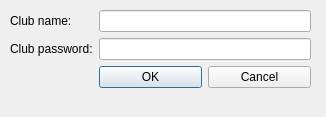
First picture: the form in qt-client/createclub.ui, repository paunovic/chipup-poker, before the edit.
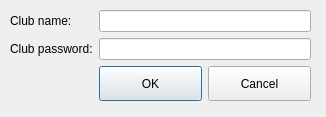
Second picture: the form after the edit.

Commit message: clean up club create window add headers add the entire set of menus

```diff
--- a/qt-client/createclub.ui
+++ b/qt-client/createclub.ui
@@ -50,6 +50,12 @@
      <layout class="QHBoxLayout" name="horizontalLayout">
       <item>
        <widget class="QPushButton" name="btOk">
+        <property name="minimumSize">
+         <size>
+          <width>0</width>
+          <height>35</height>
+         </size>
+        </property>
         <property name="text">
          <string>OK</string>
         </property>
@@ -57,6 +63,12 @@
       </item>
       <item>
        <widget class="QPushButton" name="btCancel">
+        <property name="minimumSize">
+         <size>
+          <width>0</width>
+          <height>35</height>
+         </size>
+        </property>
         <property name="text">
          <string>Cancel</string>
         </property>
```
The commit also changes 6 other files.
